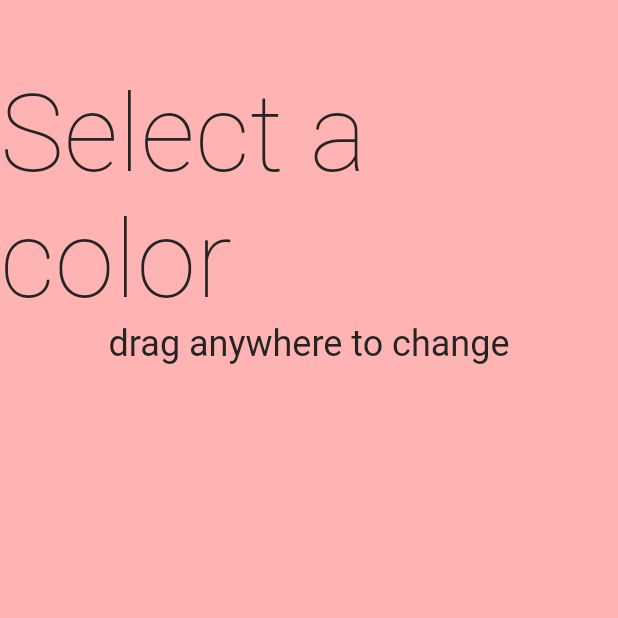
After one commit to krispykalsi/pretend, a Flutter app: the screen it shows after launch, on a phone screen of 412 x 824 dp, the top half of it. The commit adds this screen. Run offline on Flutter 3.47's test engine with Material 2 defaults, Android fonts, the phone set to English and light mode, and no system bars; our stand-ins replace auto_route, bloc, dartz, equatable, flutter_bloc, get_it and 4 more; accounts and stored records are empty.

Commit message:
set theme on when there is no theme already set

```diff
--- a/lib/presentation/common/app_colors.dart
+++ b/lib/presentation/common/app_colors.dart
@@ -5,7 +5,7 @@ import 'package:pretend/domain/entities/class_category_enum.dart';
 class AppColors {
   static const PRIMARY = Color(0xffffffff);
   static const SECONDARY = Color(0xff9c9c9c);
-  static var ACCENT = Color(0xffffc2c2);
+  static var ACCENT = Color(0xffffffff);
   static const DARK = Color(0xff242424);
   static const THEORY = Color(0xfffff733);
   static const TUTORIAL = Color(0xff33f3ff);
--- /dev/null
+++ b/lib/presentation/initial/hue_painter.dart
@@ -0,0 +1,16 @@
+import 'package:flutter/material.dart';
+
+class HuePainter extends CustomPainter {
+  final Color _color;
+
+  const HuePainter(this._color);
+
+  @override
+  void paint(Canvas canvas, Size size) {
+    Paint paint = Paint()..color = _color;
+    canvas.drawPaint(paint);
+  }
+
+  @override
+  bool shouldRepaint(HuePainter oldDelegate) => _color != oldDelegate._color;
+}
--- a/lib/presentation/initial/initial_page.dart
+++ b/lib/presentation/initial/initial_page.dart
@@ -1,3 +1,4 @@
+import 'package:flutter/cupertino.dart';
 import 'package:flutter/material.dart';
 import 'package:flutter_bloc/flutter_bloc.dart';
 import 'package:pretend/application/bloc/settings/settings_bloc.dart';
@@ -5,11 +6,20 @@ import 'package:pretend/application/router/router.gr.dart';
 import 'package:pretend/injection_container.dart';
 import 'package:auto_route/auto_route.dart';
 import 'package:pretend/presentation/common/app_colors.dart';
+import 'package:pretend/presentation/dynamic_theme_app.dart';
+import 'package:pretend/presentation/initial/theme_setter.dart';
 
-class InitialPage extends StatelessWidget {
+class InitialPage extends StatefulWidget {
+  InitialPage({Key? key}) : super(key: key);
+
+  @override
+  State<InitialPage> createState() => _InitialPageState();
+}
+
+class _InitialPageState extends State<InitialPage> {
   final _settingsBloc = sl<SettingsBloc>()..add(GetAppSettingsEvent());
 
-  InitialPage({Key? key}) : super(key: key);
+  Color? _color;
 
   @override
   Widget build(BuildContext context) {
@@ -17,19 +27,17 @@ class InitialPage extends StatelessWidget {
       bloc: _settingsBloc,
       builder: (context, state) {
         double opacity = 0.0;
-        String text = "hello person";
-        print(state);
         if (state is AppSettingsLoaded) {
           final settings = state.settings;
-          print(settings);
-          if (settings.firstTimeStartup) {
+          if (settings.themeColor == null) {
             opacity = 1.0;
           } else {
-            print("here");
+            WidgetsBinding.instance!.addPostFrameCallback((_) {
+              ThemeChanger.of(context)!.accentColor = settings.themeColor!;
+            });
             context.router.replace(HomeRoute());
           }
         } else if (state is AppSettingsError) {
-          text = state.message;
           opacity = 1.0;
         } else if (state is SettingsChangedSuccessfully) {
           _settingsBloc.add(GetAppSettingsEvent());
@@ -37,29 +45,74 @@ class InitialPage extends StatelessWidget {
 
         return Material(
           color: AppColors.DARK,
-          child: Center(
-            child: AnimatedOpacity(
-              opacity: opacity,
-              duration: const Duration(milliseconds: 200),
-              child: Column(
-                mainAxisSize: MainAxisSize.min,
-                children: [
-                  Text(text),
-                  IconButton(
-                    onPressed: () {
-                      _settingsBloc.add(SetFirstTimeVisitedFlagEvent(false));
-                    },
-                    icon: Icon(
-                      Icons.arrow_right_outlined,
-                      color: Colors.green,
-                    ),
-                  )
-                ],
-              ),
-            ),
+          child: AnimatedOpacity(
+            opacity: opacity,
+            duration: const Duration(milliseconds: 200),
+            child: state is AppSettingsError
+                ? _buildErrorMessage(state.message)
+                : _buildOnSettingsLoaded,
           ),
         );
       },
     );
   }
+
+  Widget _buildErrorMessage(String message) => Center(child: Text(message));
+
+  Widget get _buildOnSettingsLoaded {
+    return Stack(
+      children: [
+        ThemeSetter(
+          onColorChange: (newColor) => setState(() => _color = newColor),
+        ),
+        _buildHeader,
+        AnimatedOpacity(
+          opacity: _color == null ? 0 : 1,
+          duration: const Duration(milliseconds: 200),
+          child: _buildOkButton,
+        ),
+      ],
+    );
+  }
+
+  Widget get _buildOkButton {
+    return Align(
+      alignment: Alignment(0, 0.45),
+      child: Row(
+        mainAxisSize: MainAxisSize.min,
+        children: [
+          ElevatedButton(
+            onPressed: () => _settingsBloc.add(SetThemeColorEvent(_color!)),
+            child: Text("Ok"),
+          ),
+        ],
+      ),
+    );
+  }
+
+  Widget get _buildHeader {
+    return Align(
+      alignment: Alignment(0, -0.85),
+      child: Column(
+        mainAxisSize: MainAxisSize.min,
+        crossAxisAlignment: CrossAxisAlignment.center,
+        children: [
+          Text(
+            "Select a color",
+            style: Theme.of(context)
+                .textTheme
+                .headline1!
+                .copyWith(color: AppColors.DARK),
+          ),
+          Text(
+            "drag anywhere to change",
+            style: Theme.of(context)
+                .textTheme
+                .headline3!
+                .copyWith(color: AppColors.DARK),
+          ),
+        ],
+      ),
+    );
+  }
 }
--- /dev/null
+++ b/lib/presentation/initial/theme_setter.dart
@@ -0,0 +1,36 @@
+import 'package:flutter/material.dart';
+import 'package:pretend/presentation/initial/hue_painter.dart';
+
+class ThemeSetter extends StatefulWidget {
+  final void Function(Color) onColorChange;
+
+  const ThemeSetter({Key? key, required this.onColorChange}) : super(key: key);
+
+  @override
+  State<ThemeSetter> createState() => _ThemeSetterState();
+}
+
+class _ThemeSetterState extends State<ThemeSetter> {
+  var _hue = 0.0;
+
+  Color get _color => HSVColor.fromAHSV(1, _hue, 0.3, 1).toColor();
+
+  @override
+  Widget build(BuildContext context) {
+    return LayoutBuilder(builder: (context, constraints) {
+      return GestureDetector(
+        onPanUpdate: (DragUpdateDetails details) {
+          setState(() {
+            final hueShift = details.delta.dx;
+            _hue = ((_hue + hueShift) % 360)..roundToDouble();
+          });
+        },
+        onPanEnd: (_) => widget.onColorChange(_color),
+        child: CustomPaint(
+          size: Size(constraints.maxWidth, constraints.maxHeight),
+          painter: HuePainter(_color),
+        ),
+      );
+    });
+  }
+}
```
Also changed, not shown: lib/presentation/home/home_page.dart (+0 -7 lines).
